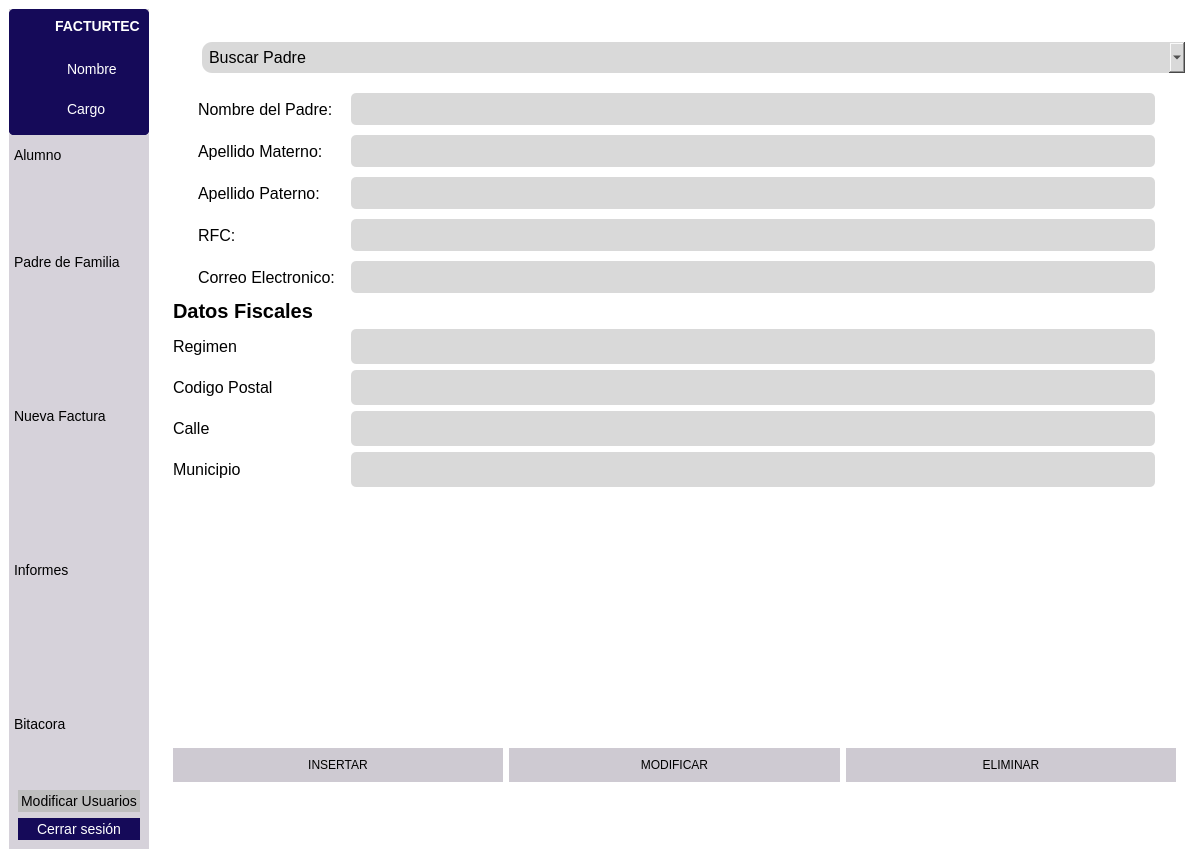
Before: the Qt Designer form interfazMenuPrincipal.ui in CatAnonima67/FacturTEC_v6, drawn with Qt 5.
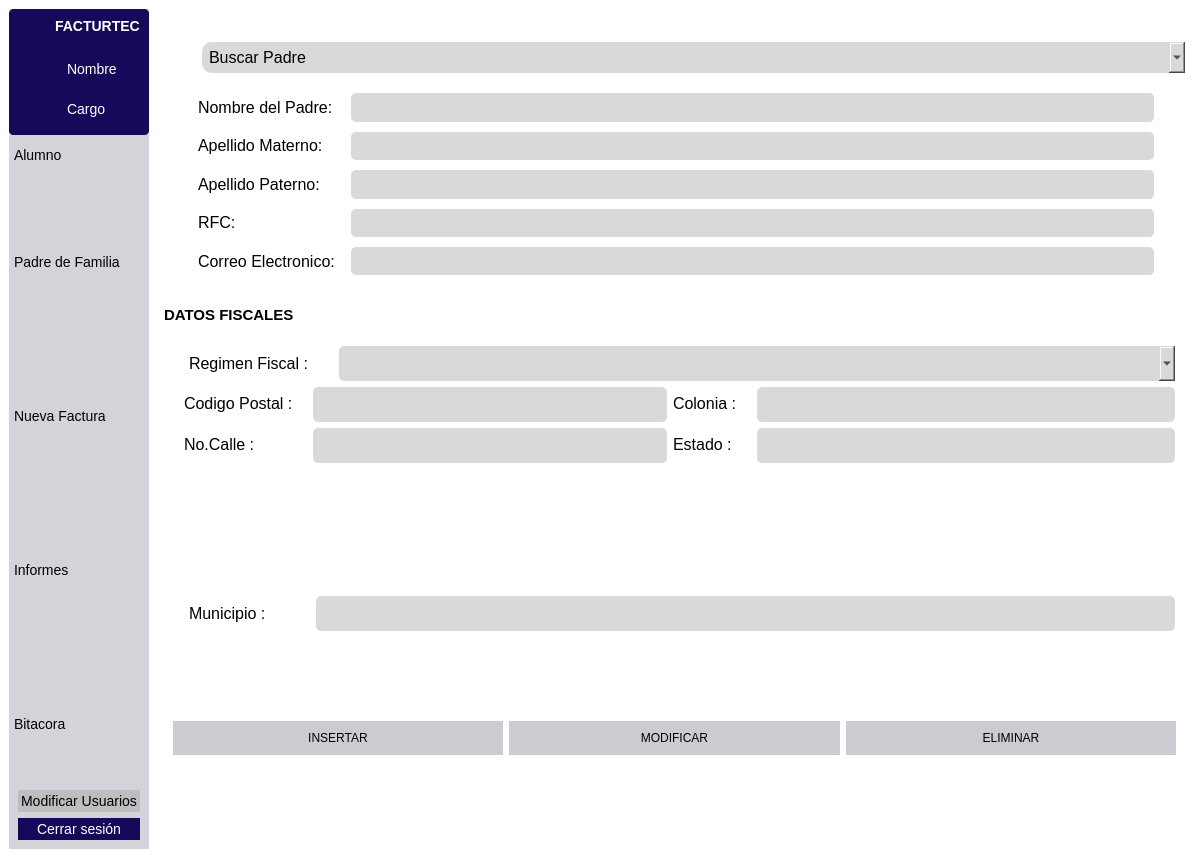
After: the same form once the commit is applied. The open tabs and pages were chosen to show the change. Icons and pictures are not drawn.

Commit message: Actualizacion_Interfaz_V2

```diff
--- a/interfazMenuPrincipal.ui
+++ b/interfazMenuPrincipal.ui
@@ -2290,7 +2290,7 @@
                 <property name="maximumSize">
                  <size>
                   <width>1000</width>
-                  <height>600</height>
+                  <height>200</height>
                  </size>
                 </property>
                 <property name="frameShape">
@@ -2300,6 +2300,9 @@
                  <enum>QFrame::Raised</enum>
                 </property>
                 <layout class="QFormLayout" name="formLayout_3">
+                 <property name="rightMargin">
+                  <number>10</number>
+                 </property>
                  <item row="0" column="0">
                   <widget class="QFrame" name="frame_LabelPadre">
                    <property name="styleSheet">
@@ -2369,7 +2372,7 @@
                   <widget class="QFrame" name="frame_LineEditPadre">
                    <property name="maximumSize">
                     <size>
-                     <width>16777215</width>
+                     <width>900</width>
                      <height>200</height>
                     </size>
                    </property>
@@ -2396,14 +2399,27 @@
                      <number>0</number>
                     </property>
                     <item>
-                     <widget class="QLineEdit" name="lineEdit_NombreAlumno_2">
+                     <widget class="QLineEdit" name="lineEdit_NombrePadre">
+                      <property name="maximumSize">
+                       <size>
+                        <width>16777215</width>
+                        <height>50</height>
+                       </size>
+                      </property>
                       <property name="maxLength">
                        <number>50</number>
                       </property>
                      </widget>
                     </item>
                     <item>
-                     <widget class="QLineEdit" name="lineEdit_ApellidoPalumno_2"/>
+                     <widget class="QLineEdit" name="lineEdit_ApellidoPpadre">
+                      <property name="maximumSize">
+                       <size>
+                        <width>16777215</width>
+                        <height>50</height>
+                       </size>
+                      </property>
+                     </widget>
                     </item>
                     <item>
                      <widget class="QLineEdit" name="lineEdit_ApellidoMAlumno_2">
@@ -2421,78 +2437,197 @@
                    </layout>
                   </widget>
                  </item>
-                 <item row="1" column="0">
-                  <widget class="QLabel" name="label_19">
-                   <property name="maximumSize">
-                    <size>
-                     <width>16777215</width>
-                     <height>35</height>
-                    </size>
-                   </property>
-                   <property name="styleSheet">
-                    <string notr="true">QLabel{
-font-size: 20px;
-font-family: arial;
-color:black;
-Font-weight:bold;
-}</string>
-                   </property>
-                   <property name="text">
-                    <string>Datos Fiscales</string>
-                   </property>
-                  </widget>
-                 </item>
-                 <item row="2" column="1">
-                  <layout class="QVBoxLayout" name="verticalLayout_28">
-                   <item>
-                    <widget class="QLineEdit" name="lineEdit"/>
-                   </item>
-                   <item>
-                    <widget class="QLineEdit" name="lineEdit_3"/>
-                   </item>
-                   <item>
-                    <widget class="QLineEdit" name="lineEdit_2"/>
-                   </item>
-                   <item>
-                    <widget class="QLineEdit" name="lineEdit_4"/>
-                   </item>
-                  </layout>
-                 </item>
-                 <item row="2" column="0">
-                  <layout class="QVBoxLayout" name="verticalLayout_15">
-                   <item>
-                    <widget class="QLabel" name="label_17">
-                     <property name="text">
-                      <string>Regimen</string>
-                     </property>
-                    </widget>
-                   </item>
-                   <item>
-                    <widget class="QLabel" name="label">
-                     <property name="text">
-                      <string>Codigo Postal</string>
-                     </property>
-                    </widget>
-                   </item>
-                   <item>
-                    <widget class="QLabel" name="label_18">
-                     <property name="text">
-                      <string>Calle</string>
-                     </property>
-                    </widget>
-                   </item>
-                   <item>
-                    <widget class="QLabel" name="label_20">
-                     <property name="text">
-                      <string>Municipio</string>
-                     </property>
-                    </widget>
-                   </item>
-                  </layout>
-                 </item>
                 </layout>
                </widget>
               </item>
+              <item>
+               <layout class="QVBoxLayout" name="verticalLayout_15">
+                <property name="spacing">
+                 <number>0</number>
+                </property>
+                <item>
+                 <widget class="QLabel" name="label">
+                  <property name="sizePolicy">
+                   <sizepolicy hsizetype="Expanding" vsizetype="Preferred">
+                    <horstretch>0</horstretch>
+                    <verstretch>0</verstretch>
+                   </sizepolicy>
+                  </property>
+                  <property name="maximumSize">
+                   <size>
+                    <width>16777215</width>
+                    <height>50</height>
+                   </size>
+                  </property>
+                  <property name="styleSheet">
+                   <string notr="true">QLabel{
+font-size: 15px;
+font-family: arial;
+color:black;
+Font-weight:bold;
+
+}</string>
+                  </property>
+                  <property name="text">
+                   <string>DATOS FISCALES</string>
+                  </property>
+                 </widget>
+                </item>
+               </layout>
+              </item>
+              <item>
+               <layout class="QVBoxLayout" name="verticalLayout_16">
+                <item>
+                 <layout class="QHBoxLayout" name="horizontalLayout_7">
+                  <property name="spacing">
+                   <number>0</number>
+                  </property>
+                  <property name="leftMargin">
+                   <number>25</number>
+                  </property>
+                  <property name="rightMargin">
+                   <number>10</number>
+                  </property>
+                  <item>
+                   <widget class="QLabel" name="label_17">
+                    <property name="maximumSize">
+                     <size>
+                      <width>150</width>
+                      <height>16777215</height>
+                     </size>
+                    </property>
+                    <property name="text">
+                     <string>Regimen Fiscal :</string>
+                    </property>
+                   </widget>
+                  </item>
+                  <item>
+                   <widget class="QComboBox" name="comboBox_Regimen">
+                    <property name="maximumSize">
+                     <size>
+                      <width>900</width>
+                      <height>35</height>
+                     </size>
+                    </property>
+                    <property name="styleSheet">
+                     <string notr="true">QComboBox{
+padding: 5px;
+border-radius:5px;
+background-color:rgb(217,217,217);
+color:black;
+font-size:16px;
+font-family:arial;
+}</string>
+                    </property>
+                   </widget>
+                  </item>
+                 </layout>
+                </item>
+               </layout>
+              </item>
+              <item>
+               <layout class="QHBoxLayout" name="horizontalLayout_12">
+                <property name="rightMargin">
+                 <number>10</number>
+                </property>
+                <item>
+                 <layout class="QFormLayout" name="formLayout_4">
+                  <property name="horizontalSpacing">
+                   <number>20</number>
+                  </property>
+                  <property name="leftMargin">
+                   <number>20</number>
+                  </property>
+                  <property name="rightMargin">
+                   <number>0</number>
+                  </property>
+                  <item row="1" column="1">
+                   <widget class="QLineEdit" name="lineEdit_Calle"/>
+                  </item>
+                  <item row="0" column="1">
+                   <widget class="QLineEdit" name="lineEdit_CodigoPostal">
+                    <property name="minimumSize">
+                     <size>
+                      <width>340</width>
+                      <height>0</height>
+                     </size>
+                    </property>
+                   </widget>
+                  </item>
+                  <item row="0" column="0">
+                   <widget class="QLabel" name="label_18">
+                    <property name="text">
+                     <string>Codigo Postal :</string>
+                    </property>
+                   </widget>
+                  </item>
+                  <item row="1" column="0">
+                   <widget class="QLabel" name="label_19">
+                    <property name="text">
+                     <string>No.Calle :</string>
+                    </property>
+                   </widget>
+                  </item>
+                 </layout>
+                </item>
+                <item>
+                 <layout class="QFormLayout" name="formLayout_5">
+                  <property name="horizontalSpacing">
+                   <number>20</number>
+                  </property>
+                  <item row="0" column="0">
+                   <widget class="QLabel" name="label_21">
+                    <property name="text">
+                     <string>Colonia :</string>
+                    </property>
+                   </widget>
+                  </item>
+                  <item row="0" column="1">
+                   <widget class="QLineEdit" name="lineEdit_Colonia"/>
+                  </item>
+                  <item row="1" column="0">
+                   <widget class="QLabel" name="label_22">
+                    <property name="text">
+                     <string>Estado :</string>
+                    </property>
+                   </widget>
+                  </item>
+                  <item row="1" column="1">
+                   <widget class="QLineEdit" name="lineEdit_Estado"/>
+                  </item>
+                 </layout>
+                </item>
+               </layout>
+              </item>
+              <item>
+               <layout class="QHBoxLayout" name="horizontalLayout_11">
+                <property name="spacing">
+                 <number>50</number>
+                </property>
+                <property name="leftMargin">
+                 <number>25</number>
+                </property>
+                <property name="rightMargin">
+                 <number>10</number>
+                </property>
+                <item>
+                 <widget class="QLabel" name="label_20">
+                  <property name="maximumSize">
+                   <size>
+                    <width>150</width>
+                    <height>16777215</height>
+                   </size>
+                  </property>
+                  <property name="text">
+                   <string>Municipio :</string>
+                  </property>
+                 </widget>
+                </item>
+                <item>
+                 <widget class="QLineEdit" name="lineEdit_Municipio"/>
+                </item>
+               </layout>
+              </item>
               <item>
                <widget class="QFrame" name="frame_18">
                 <property name="styleSheet">
```
Left out of the diff: 134 changed lines with no effect on the pictures. The commit also changes 5 other files.
